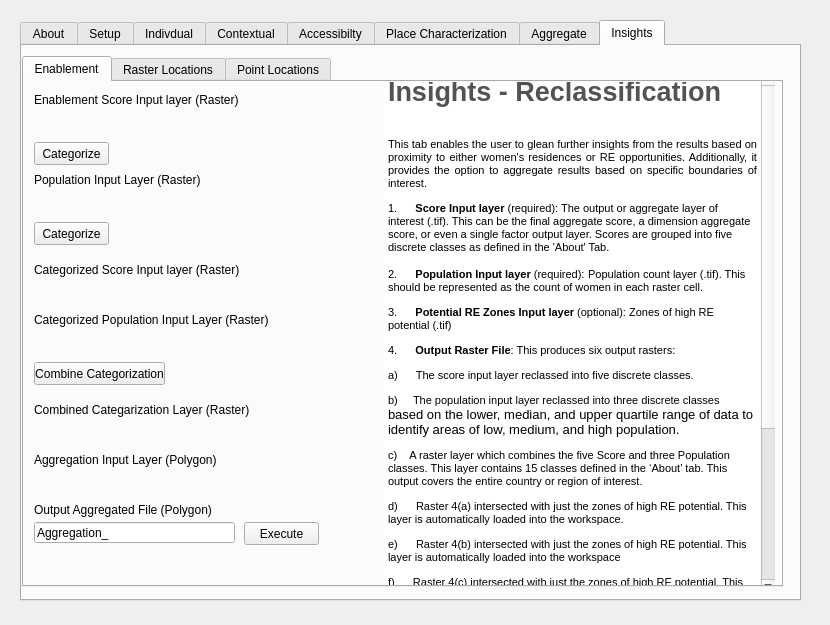
Qt form gender_indicator_tool/gender_indicator_tool_dialog_base.ui (worldbank/GEEST) before a commit.
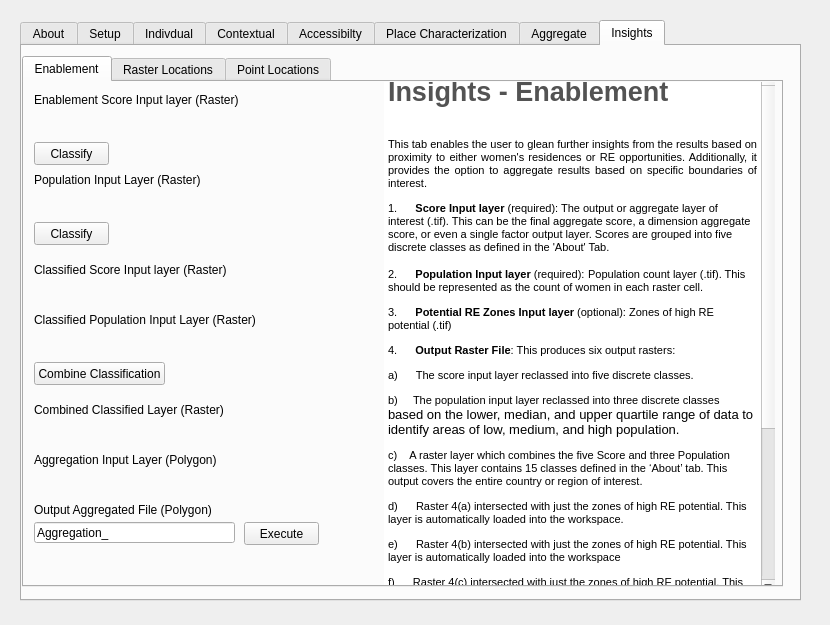
The same form after that commit. The open tabs and pages were chosen to show the change. Custom widgets are drawn as their Qt base class.

Patch:
```diff
--- a/gender_indicator_tool/gender_indicator_tool_dialog_base.ui
+++ b/gender_indicator_tool/gender_indicator_tool_dialog_base.ui
@@ -6450,7 +6450,7 @@
         </rect>
        </property>
        <property name="text">
-        <string>Categorize</string>
+        <string>Classify</string>
        </property>
       </widget>
       <widget class="QPushButton" name="Pop_reclassify">
@@ -6463,7 +6463,7 @@
         </rect>
        </property>
        <property name="text">
-        <string>Categorize</string>
+        <string>Classify</string>
        </property>
       </widget>
       <widget class="QLabel" name="label_271">
@@ -6476,7 +6476,7 @@
         </rect>
        </property>
        <property name="text">
-        <string>Categorized Score Input layer (Raster)</string>
+        <string>Classified Score Input layer (Raster)</string>
        </property>
       </widget>
       <widget class="QgsFileWidget" name="Insights_ScoreReclass_Input_Field">
@@ -6509,7 +6509,7 @@
         </rect>
        </property>
        <property name="text">
-        <string>Categorized Population Input Layer (Raster)</string>
+        <string>Classified Population Input Layer (Raster)</string>
        </property>
       </widget>
       <widget class="QPushButton" name="Combine_reclassify">
@@ -6522,7 +6522,7 @@
         </rect>
        </property>
        <property name="text">
-        <string>Combine Categorization</string>
+        <string>Combine Classification</string>
        </property>
       </widget>
       <widget class="QTextEdit" name="textEdit_34">
@@ -6548,7 +6548,7 @@
 &lt;html&gt;&lt;head&gt;&lt;meta name=&quot;qrichtext&quot; content=&quot;1&quot; /&gt;&lt;style type=&quot;text/css&quot;&gt;
 p, li { white-space: pre-wrap; }
 &lt;/style&gt;&lt;/head&gt;&lt;body style=&quot; font-family:'MS Shell Dlg 2'; font-size:8.25pt; font-weight:400; font-style:normal;&quot;&gt;
-&lt;p style=&quot; margin-top:0px; margin-bottom:0px; margin-left:0px; margin-right:0px; -qt-block-indent:0; text-indent:0px;&quot;&gt;&lt;span style=&quot; font-size:20pt; font-weight:600; color:#535353;&quot;&gt;Insights - Reclassification&lt;/span&gt;&lt;/p&gt;
+&lt;p style=&quot; margin-top:0px; margin-bottom:0px; margin-left:0px; margin-right:0px; -qt-block-indent:0; text-indent:0px;&quot;&gt;&lt;span style=&quot; font-size:20pt; font-weight:600; color:#535353;&quot;&gt;Insights - Enablement&lt;/span&gt;&lt;/p&gt;
 &lt;p align=&quot;justify&quot; style=&quot;-qt-paragraph-type:empty; margin-top:0px; margin-bottom:0px; margin-left:0px; margin-right:0px; -qt-block-indent:0; text-indent:0px; font-size:20pt; font-weight:600; color:#535353;&quot;&gt;&lt;br /&gt;&lt;/p&gt;
 &lt;p align=&quot;justify&quot; style=&quot; margin-top:0px; margin-bottom:0px; margin-left:0px; margin-right:0px; -qt-block-indent:0; text-indent:0px;&quot;&gt;&lt;span style=&quot; font-size:8pt;&quot;&gt;This tab enables the user to glean further insights from the results based on proximity to either women's residences or RE opportunities. Additionally, it provides the option to aggregate results based on specific boundaries of interest. &lt;/span&gt;&lt;/p&gt;
 &lt;p style=&quot; margin-top:12px; margin-bottom:12px; margin-left:0px; margin-right:0px; -qt-block-indent:0; text-indent:0px;&quot;&gt;&lt;span style=&quot; font-size:8pt;&quot;&gt;1.&lt;/span&gt;&lt;span style=&quot; font-family:'Times New Roman'; font-size:8pt;&quot;&gt;      &lt;/span&gt;&lt;span style=&quot; font-size:8pt; font-weight:600;&quot;&gt;Score Input layer&lt;/span&gt;&lt;span style=&quot; font-size:8pt;&quot;&gt; (required): The output or aggregate layer of interest (.tif). This can be the final aggregate score, a dimension aggregate score, or even a single factor output layer. Scores are grouped into five discrete classes as defined in the 'About' Tab.&lt;/span&gt;&lt;/p&gt;
@@ -6594,7 +6594,7 @@
         </rect>
        </property>
        <property name="text">
-        <string>Combined Categarization Layer (Raster)</string>
+        <string>Combined Classified Layer (Raster)</string>
        </property>
       </widget>
       <widget class="QgsFileWidget" name="Insights_Polygon_Input_Field">
```
Left out of the diff: 18 changed lines with no effect on the pictures.
